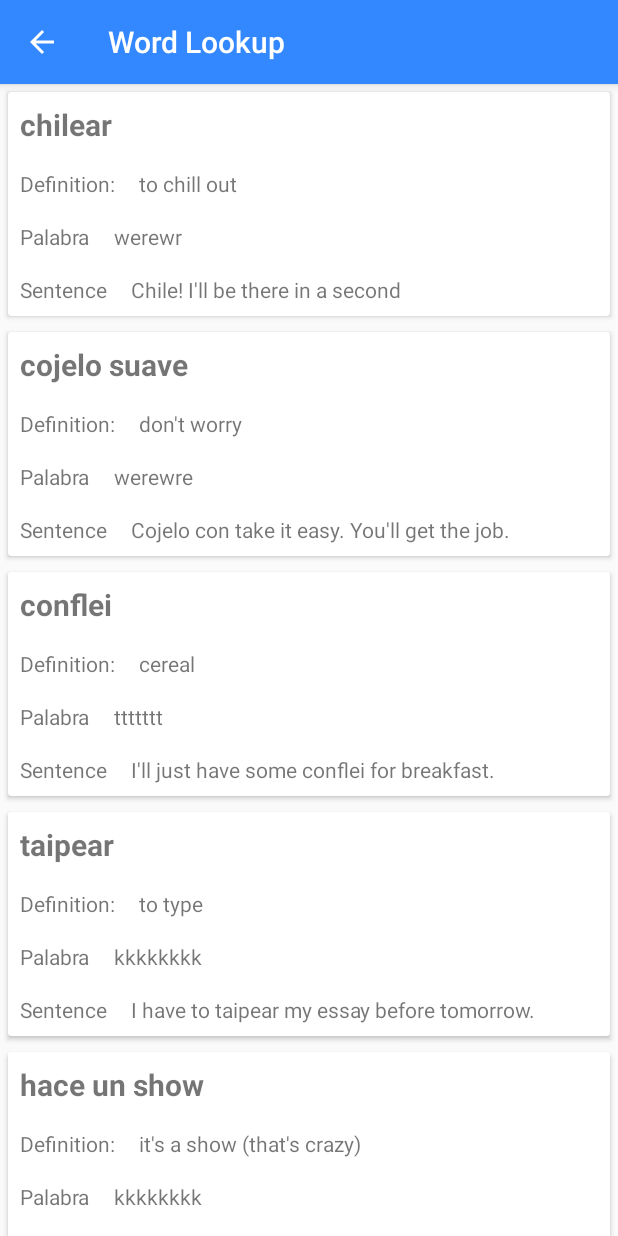
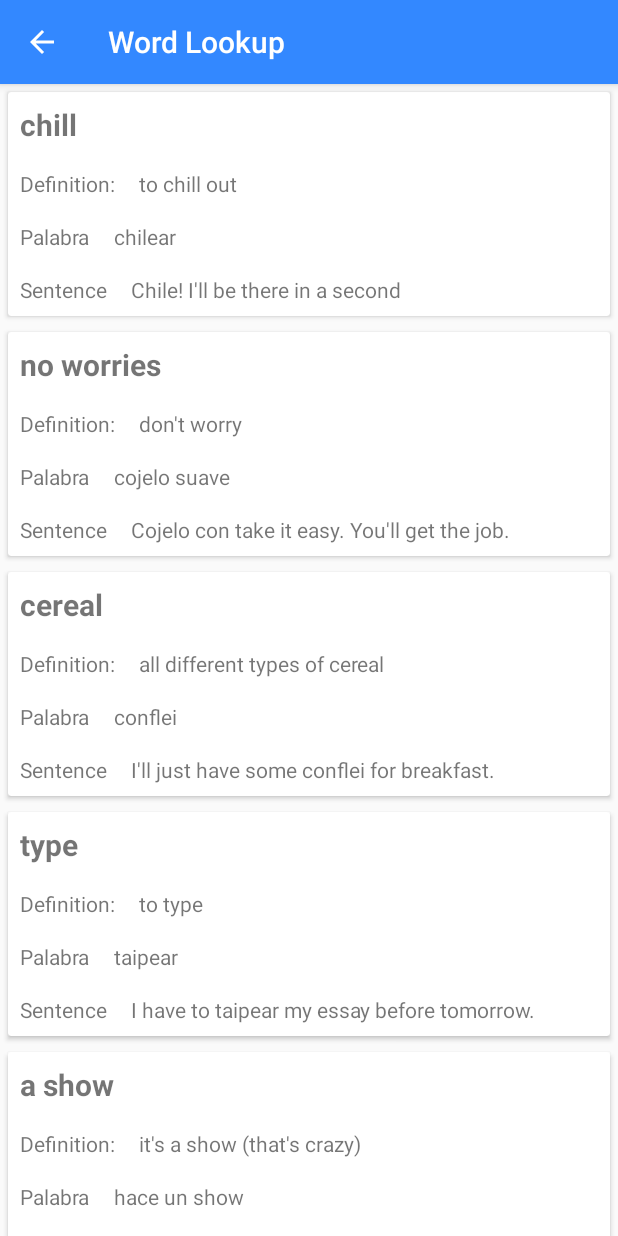
Before and after one commit to Jmiller1294/spanglish-dictionary, an Android app: the screen it shows after launch (WordLookupActivity), after a tap on "Word Lookup", on a phone screen of 412 x 824 dp. Run offline under Robolectric (Android 15) with nearby library versions, the phone set to English and light mode, and no system bars; our stand-ins replace Room's generated code.

Commit message:
Add files via upload

```diff
--- a/src/main/java/com/example/spanglishdictionary/WordRoomDatabase.java
+++ b/src/main/java/com/example/spanglishdictionary/WordRoomDatabase.java
@@ -52,13 +52,13 @@ public abstract class WordRoomDatabase extends RoomDatabase {
 
         private final WordsDao mDao;
         String[] words = {
-                "marketa",
+                "market",
         };
         String[] defs = {
-                "market",
+                "the market",
         };
         String[] palabras = {
-                "werewr",
+                "marketa",
         };
         String[] uses = {
                 "Can you pick up some eggs at la marketa?",
--- a/src/main/res/values/strings.xml
+++ b/src/main/res/values/strings.xml
@@ -18,6 +18,30 @@
     </string-array>
 
     <string-array name="word_list">
+        <item>chill</item>
+        <item>no worries</item>
+        <item>cereal</item>
+        <item>type</item>
+        <item>a show</item>
+        <item>google</item>
+        <item>hang</item>
+        <item>lunch</item>
+        <item>party</item>
+        <item>like</item>
+    </string-array>
+    <string-array name="def_list">
+        <item>to chill out</item>
+        <item>don\'t worry</item>
+        <item>all different types of cereal</item>
+        <item>to type</item>
+        <item>it\'s a show (that\'s crazy)</item>
+        <item>to search on Google</item>
+        <item>hang out together</item>
+        <item>lunch</item>
+        <item>a party</item>
+        <item>but like</item>
+    </string-array>
+    <string-array name="palabra_list">
         <item>chilear</item>
         <item>cojelo suave</item>
         <item>conflei</item>
@@ -28,30 +52,6 @@
         <item>lonche</item>
         <item>pari</item>
         <item>pero like</item>
-    </string-array>
-    <string-array name="def_list">
-        <item>to chill out</item>
-        <item>don\'t worry</item>
-        <item>cereal</item>
-        <item>to type</item>
-        <item>it\'s a show (that\'s crazy)</item>
-        <item>to search on Google</item>
-        <item>hang out</item>
-        <item>lunch</item>
-        <item>party</item>
-        <item>but like</item>
-    </string-array>
-    <string-array name="palabra_list">
-        <item>werewr</item>
-        <item>werewre</item>
-        <item>ttttttt</item>
-        <item>kkkkkkkk</item>
-        <item>kkkkkkkk</item>
-        <item>kkkkkkkk</item>
-        <item>kkkkkkkk</item>
-        <item>kkkkkkkk</item>
-        <item>kkkkkkkk</item>
-        <item>kkkkkkkk</item>
     </string-array>
 
     <string-array name="use_list">
```
